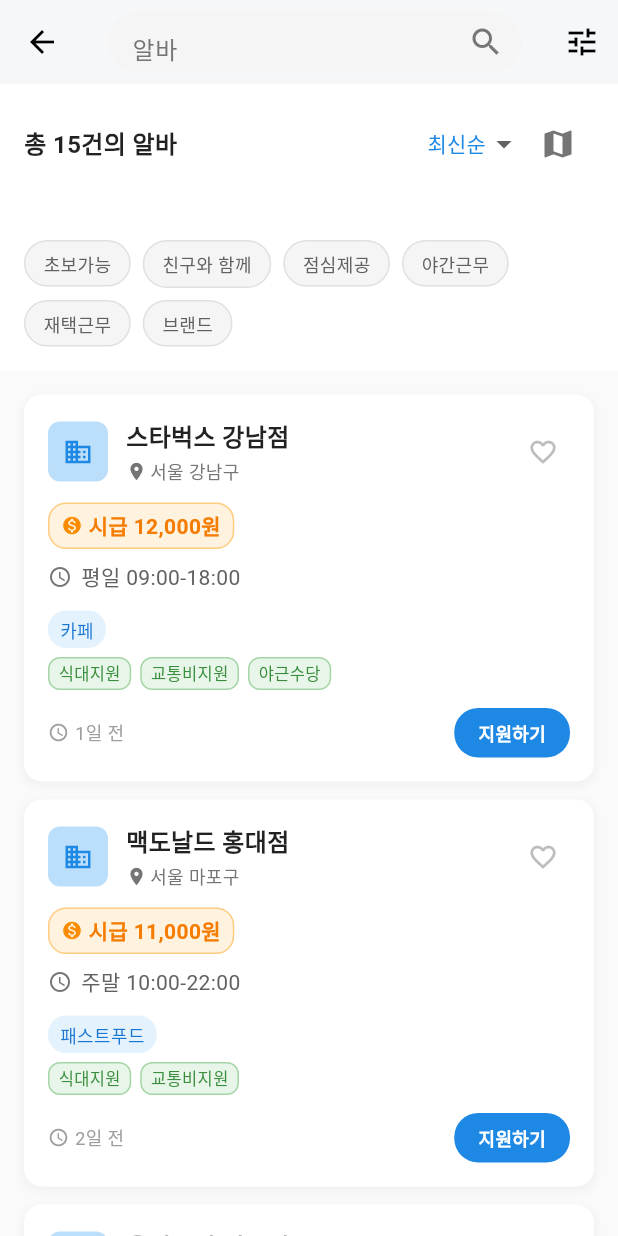
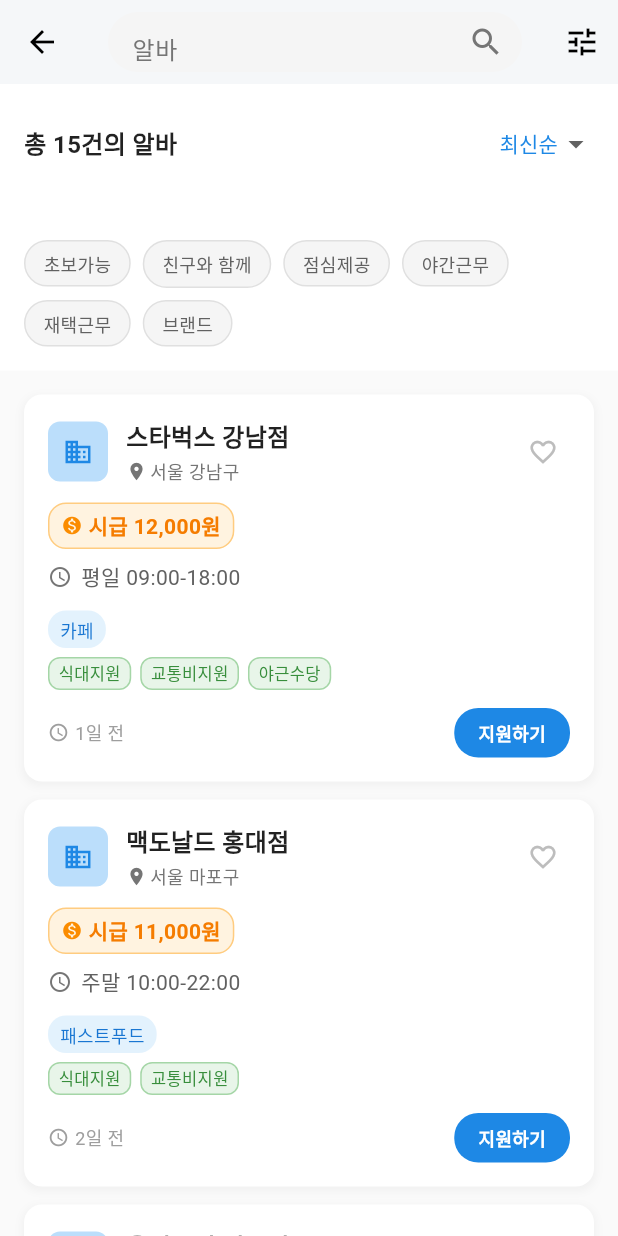
Before and after one commit to hrlee0424/AI_Albamon, a Flutter app: the screen it shows after launch, after a tap on "어떤 알바를 찾고 계신가요?", on a phone screen of 412 x 824 dp. Run offline on Flutter 3.47's test engine with Material 3 defaults, Android fonts, the phone set to English and light mode, and no system bars; our stand-ins replace get.

Commit message:
지도 아이콘 삭제

```diff
--- a/lib/pages/job_search_page.dart
+++ b/lib/pages/job_search_page.dart
@@ -99,12 +99,6 @@
                           ),
                         ))
                     .toList(),
-              ),
-              IconButton(
-                icon: Icon(Icons.map, color: Colors.grey[600]),
-                onPressed: () {
-                  Get.snackbar('알림', '지도 뷰는 추후 구현 예정입니다.');
-                },
               ),
             ],
           ),
```
